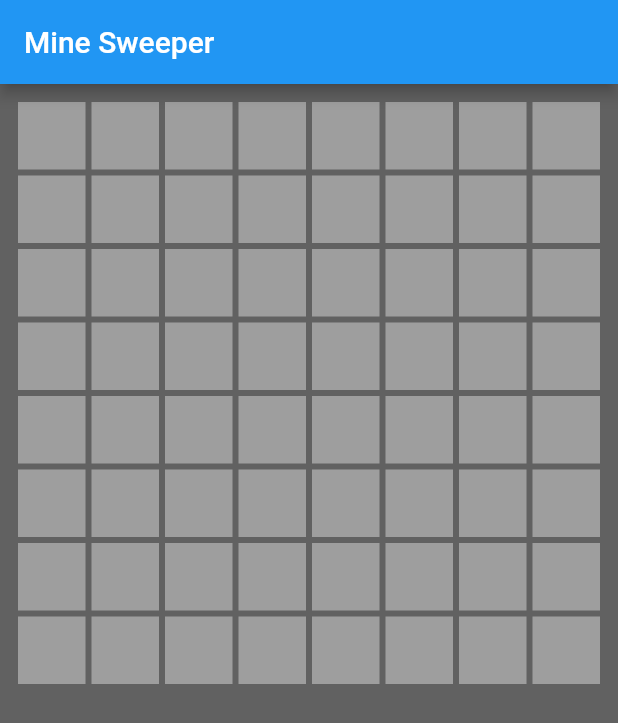
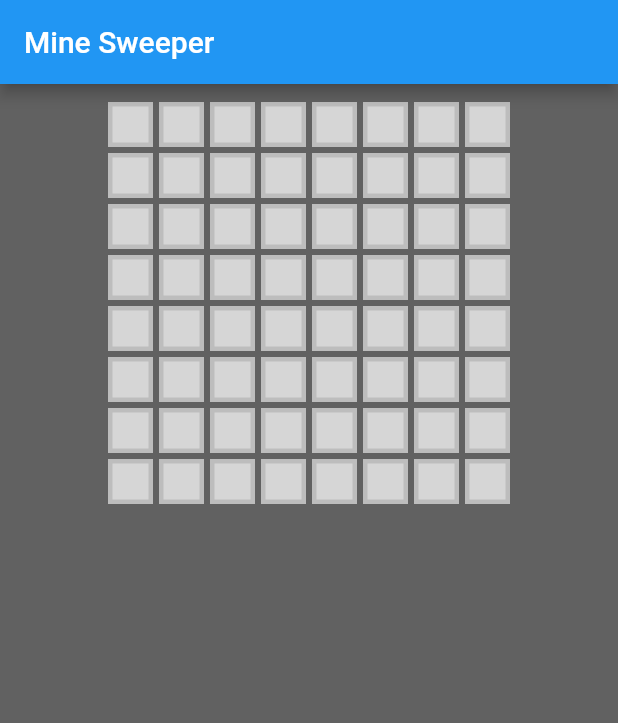
Before and after one commit to m-rahimy/minesweeper, a Flutter app: the screen it shows after launch, on a phone screen of 412 x 824 dp. Shown: the top 723 px of the screen. Run offline on Flutter 3.47's test engine with Material 2 defaults, Android fonts, the phone set to English and light mode, and no system bars.

Commit message:
completing part2

```diff
--- a/lib/main.dart
+++ b/lib/main.dart
@@ -70,18 +70,24 @@ class BoardState extends State<Board> {
       List<Widget> rowsChildren = <Widget>[];
       for (int j = 0; j < cols; j++) {
         TileState state = uiState[i][j];
-        if (state == TileState.covered) {
+        if (state == TileState.covered || state == TileState.flagged) {
           rowsChildren.add(GestureDetector(
               onTap: () {
                 print('tapped on $i $j');
               },
               child: Listener(
-                  child: Container(
-                width: containerW,
-                height: containerW,
-                margin: EdgeInsets.all(2.0),
-                color: Colors.grey,
+                  child: CoveredMineTile(
+                flagged: state == TileState.flagged,
+                posX: i,
+                posY: j,
               ))));
+        } else {
+          rowsChildren.add(
+            OpenMineTile(
+              state,
+              1,
+            ),
+          );
         }
       }
       boardRow.add(Row(
@@ -116,3 +122,99 @@ class BoardState extends State<Board> {
     );
   }
 }
+
+Widget buildTile(Widget child) {
+  return Container(
+    padding: EdgeInsets.all(1.0),
+    margin: EdgeInsets.all(2.0),
+    height: 30.0,
+    width: 30.0,
+    color: Colors.grey[400],
+    child: child,
+  );
+}
+
+Widget buildInnerTile(Widget child) {
+  return Container(
+    padding: EdgeInsets.all(1.0),
+    margin: EdgeInsets.all(2.0),
+    height: 20.0,
+    width: 20.0,
+    child: child,
+  );
+}
+
+class CoveredMineTile extends StatelessWidget {
+  final bool flagged;
+  final int posX;
+  final int posY;
+
+  const CoveredMineTile({Key key, this.flagged, this.posX, this.posY})
+      : super(key: key);
+
+  @override
+  Widget build(BuildContext context) {
+    Widget text;
+    if (flagged) {
+      text = buildInnerTile(RichText(
+        text: TextSpan(
+            text: "\u2691",
+            style: TextStyle(
+              color: Colors.black,
+              fontWeight: FontWeight.bold,
+            )),
+        textAlign: TextAlign.center,
+      ));
+    }
+
+    Widget innerTile = Container(
+      padding: EdgeInsets.all(1.0),
+      margin: EdgeInsets.all(2.0),
+      height: 20.0,
+      width: 20.0,
+      color: Colors.grey[350],
+      child: text,
+    );
+
+    return buildTile(innerTile);
+  }
+}
+
+class OpenMineTile extends StatelessWidget {
+  final TileState state;
+  final int number;
+
+  OpenMineTile(this.state, this.number);
+
+  @override
+  Widget build(BuildContext context) {
+    Widget text;
+
+    if (state == TileState.open) {
+      if (number != 0) {
+        text = RichText(
+          text: TextSpan(
+            text: '$number',
+            style: TextStyle(
+              fontWeight: FontWeight.bold,
+              color: Colors.blue,
+            ),
+          ),
+          textAlign: TextAlign.center,
+        );
+      }
+    } else {
+      text = RichText(
+        text: TextSpan(
+          text: '\u2739',
+          style: TextStyle(
+            fontWeight: FontWeight.bold,
+            color: Colors.red,
+          ),
+        ),
+        textAlign: TextAlign.center,
+      );
+    }
+    return buildTile(buildInnerTile(text));
+  }
+}
```
